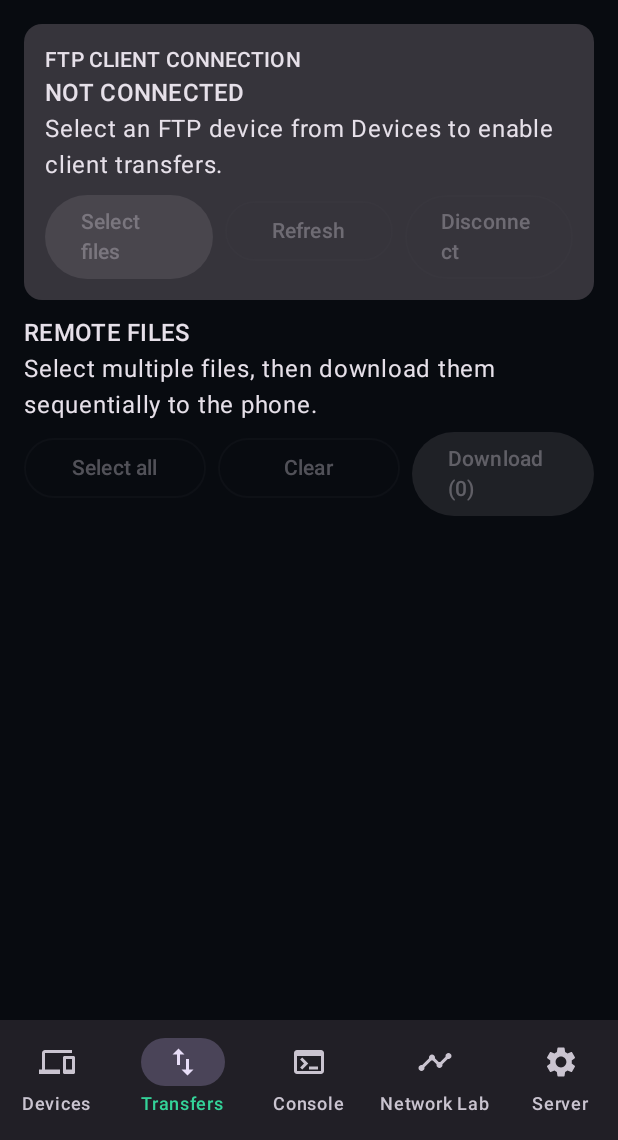
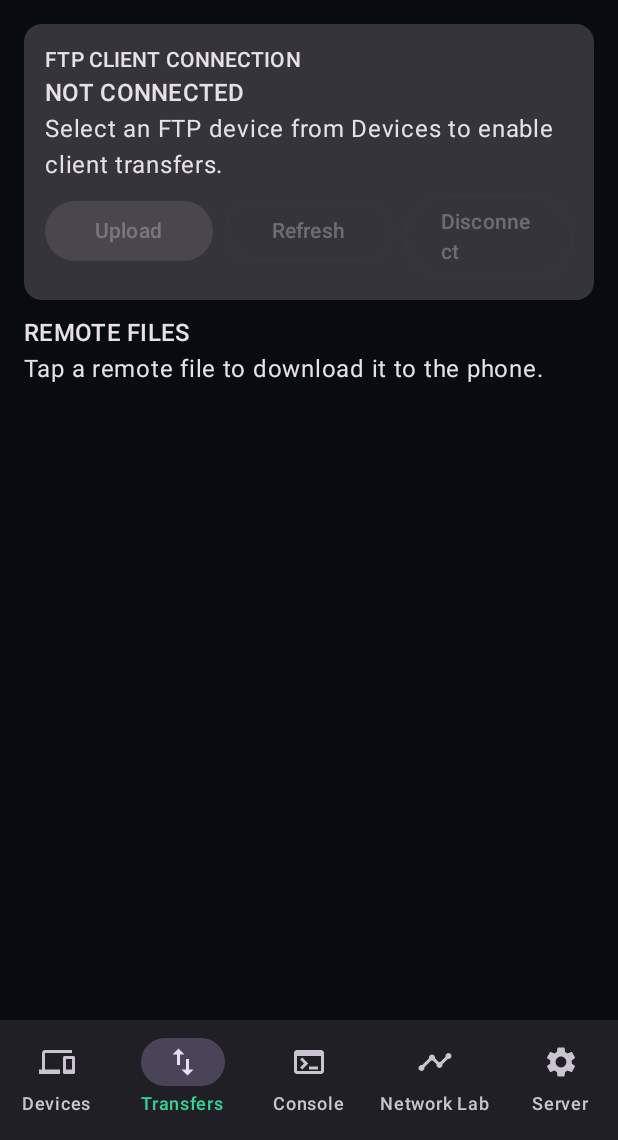
Before and after one commit to rumiamit1320/NetFTPLab, an Android app built with Jetpack Compose: the screen it shows after launch (MainActivity), item 2 of the bottom bar chosen, on a phone screen of 412 x 824 dp, the part 96-1236 px from its top. Run offline under Robolectric (Android 15) with nearby library versions, the phone set to English and light mode, and no system bars.

Commit message:
Fix multi-file transfer CI patch ordering

```diff
--- a/app/src/main/java/com/netftplab/MainActivity.kt
+++ b/app/src/main/java/com/netftplab/MainActivity.kt
@@ -324,7 +324,8 @@ class MainActivity : ComponentActivity() {
         uploadQueueRunning = true
         lifecycleScope.launch(Dispatchers.IO) {
             while (true) {
-                val uri = uploadQueue.removeFirstOrNull() ?: break
+                val uri = if (uploadQueue.isEmpty()) break
+                uploadQueue.removeFirst()
                 uploadUriNow(uri)
             }
             withContext(Dispatchers.Main) { uploadQueueRunning = false }
@@ -393,7 +394,8 @@ class MainActivity : ComponentActivity() {
         downloadQueueRunning = true
         lifecycleScope.launch(Dispatchers.IO) {
             while (true) {
-                val entry = downloadQueue.removeFirstOrNull() ?: break
+                val entry = if (downloadQueue.isEmpty()) break
+                downloadQueue.removeFirst()
                 downloadNow(entry)
             }
             withContext(Dispatchers.Main) { downloadQueueRunning = false }
@@ -433,7 +435,7 @@ class MainActivity : ComponentActivity() {
                     )
                     publishToDownloads(outFile, entry.name)
                     log("DATA", "Download cache already complete; published ${entry.name} to Downloads")
-                    return@launch
+                    return@downloadNow
                 }
 
                 val resume = if (existing > 0L && total > 0L) min(existing, total) else 0L
@@ -833,12 +835,15 @@ class MainActivity : ComponentActivity() {
                             Text("Remote directory: ${remoteFiles.size} entries")
                         }
                         Spacer(Modifier.height(8.dp))
-                        Row(horizontalArrangement = Arrangement.spacedBy(8.dp), modifier = Modifier.fillMaxWidth()) {
+                        Row(
+                            horizontalArrangement = Arrangement.spacedBy(8.dp),
+                            modifier = Modifier.fillMaxWidth()
+                        ) {
                             Button(
                                 onClick = { uploadDocument.launch(arrayOf("*/*")) },
-                                enabled = connectedTarget.isNotBlank() && !uploadQueueRunning,
+                                enabled = connectedTarget.isNotBlank(),
                                 modifier = Modifier.weight(1f)
-                            ) { Text("Select files") }
+                            ) { Text("Upload") }
                             OutlinedButton(
                                 onClick = { refreshRemote() },
                                 enabled = connectedTarget.isNotBlank(),
@@ -861,14 +866,18 @@ class MainActivity : ComponentActivity() {
                             Text("${transfer.direction}: ${transfer.name}")
                             if (transfer.total > 0) {
                                 LinearProgressIndicator(
-                                    progress = { (transfer.done.toFloat() / transfer.total).coerceIn(0f, 1f) },
+                                    progress = {
+                                        (transfer.done.toFloat() / transfer.total).coerceIn(0f, 1f)
+                                    },
                                     modifier = Modifier.fillMaxWidth()
                                 )
                             }
                             Text("${transfer.message} • ${transfer.done}/${transfer.total} bytes • ${transfer.speedBps} B/s")
                             if (transfer.sha256Local.isNotBlank()) Text("SHA-256 local: ${transfer.sha256Local}")
                             if (transfer.sha256Remote.isNotBlank()) Text("SHA-256 remote: ${transfer.sha256Remote}")
-                            transfer.verified?.let { Text(if (it) "Integrity: VERIFIED" else "Integrity: MISMATCH") }
+                            transfer.verified?.let {
+                                Text(if (it) "Integrity: VERIFIED" else "Integrity: MISMATCH")
+                            }
                         }
                     }
                 }
@@ -876,49 +885,23 @@ class MainActivity : ComponentActivity() {
 
             item {
                 Text("REMOTE FILES", style = MaterialTheme.typography.titleMedium)
-                Text("Select multiple files, then download them sequentially to the phone.")
-                Spacer(Modifier.height(6.dp))
-                Row(horizontalArrangement = Arrangement.spacedBy(8.dp), modifier = Modifier.fillMaxWidth()) {
-                    OutlinedButton(
-                        onClick = {
-                            selectedRemoteNames.clear()
-                            selectedRemoteNames.addAll(remoteFiles.filterNot { it.directory }.map { it.name })
-                        },
-                        enabled = connectedTarget.isNotBlank() && remoteFiles.any { !it.directory },
-                        modifier = Modifier.weight(1f)
-                    ) { Text("Select all") }
-                    OutlinedButton(
-                        onClick = { selectedRemoteNames.clear() },
-                        enabled = selectedRemoteNames.isNotEmpty(),
-                        modifier = Modifier.weight(1f)
-                    ) { Text("Clear") }
-                    Button(
-                        onClick = {
-                            queueDownloads(remoteFiles.filter { selectedRemoteNames.contains(it.name) })
-                        },
-                        enabled = connectedTarget.isNotBlank() && selectedRemoteNames.isNotEmpty() && !downloadQueueRunning,
-                        modifier = Modifier.weight(1f)
-                    ) { Text("Download (${selectedRemoteNames.size})") }
-                }
+                Text("Tap a remote file to download it to the phone.")
             }
 
             items(remoteFiles) { entry ->
-                val selected = selectedRemoteNames.contains(entry.name)
-                Card(Modifier.fillMaxWidth().clickable(enabled = connectedTarget.isNotBlank() && !entry.directory) {
-                    if (selected) selectedRemoteNames.remove(entry.name) else selectedRemoteNames.add(entry.name)
-                }) {
-                    Row(Modifier.padding(10.dp), verticalAlignment = Alignment.CenterVertically) {
-                        if (!entry.directory) {
-                            Checkbox(
-                                checked = selected,
-                                onCheckedChange = { checked ->
-                                    if (checked) selectedRemoteNames.add(entry.name) else selectedRemoteNames.remove(entry.name)
-                                }
-                            )
-                        } else {
-                            Spacer(Modifier.width(48.dp))
-                        }
-                        Icon(if (entry.directory) Icons.Default.Folder else Icons.Default.InsertDriveFile, null)
+                Card(
+                    Modifier.fillMaxWidth().clickable(
+                        enabled = connectedTarget.isNotBlank() && !entry.directory
+                    ) { download(entry) }
+                ) {
+                    Row(
+                        Modifier.padding(14.dp),
+                        verticalAlignment = Alignment.CenterVertically
+                    ) {
+                        Icon(
+                            if (entry.directory) Icons.Default.Folder else Icons.Default.InsertDriveFile,
+                            null
+                        )
                         Spacer(Modifier.width(10.dp))
                         Column(Modifier.weight(1f)) {
                             Text(entry.name)
```
